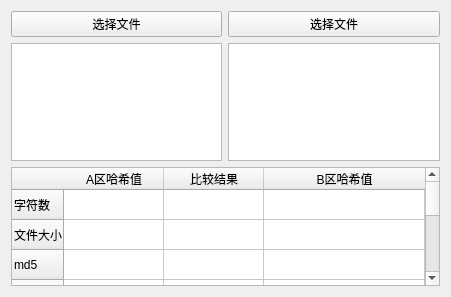
First picture: the form in plugins/fhc/fhc.ui, repository abcdesteve/Toolbox, before the edit.
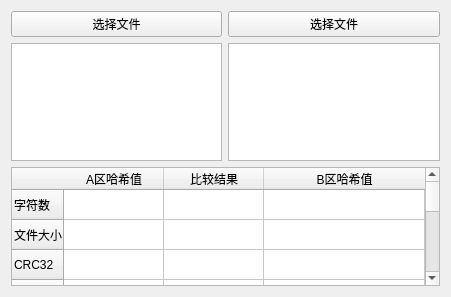
Second picture: the form after the edit. Custom widgets are drawn as their Qt base class.

```diff
--- a/plugins/fhc/fhc.ui
+++ b/plugins/fhc/fhc.ui
@@ -63,6 +63,11 @@
        <string>文件大小</string>
       </property>
      </row>
+     <row>
+      <property name="text">
+       <string>CRC32</string>
+      </property>
+     </row>
      <row>
       <property name="text">
        <string>md5</string>
```
